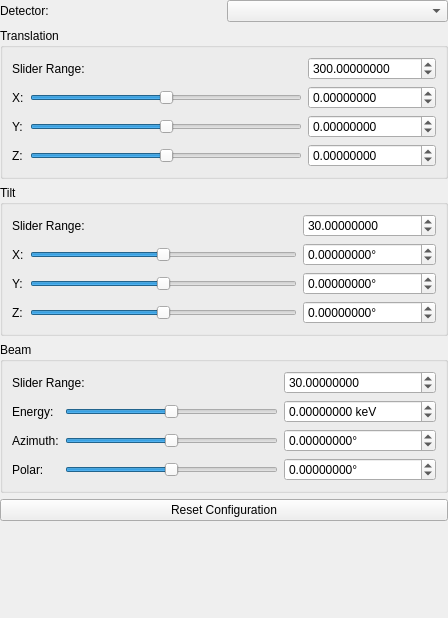
Above: hexrdgui/resources/ui/calibration_slider_widget.ui from HEXRD/hexrdgui before the change. Below: the same form after it.
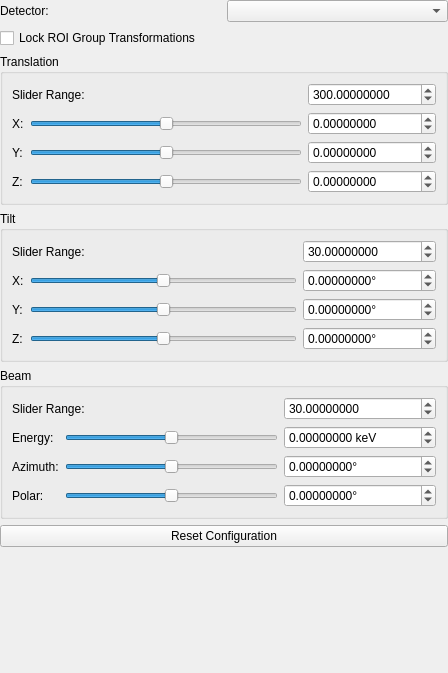
That is the form after the change. Custom widgets are drawn as their Qt base class.

Commit message:
Add option to lock ROI group detector transforms
If an ROI instrument config is loaded, a new checkbox appears in the
instrument slider view with the label "Lock ROI Group Transformations".

If checked, then when a detector is transformed (via translation or tilt),
all other detectors in the same group are transformed similarly.

For translation, all other detectors in the same group are translated by
the same amount, and in the same direction.

For tilt, all detectors in the group are rotated about the mean of their
centers by the tilt amount (which means their translation is affected too).

Patch:
```diff
--- a/hexrdgui/resources/ui/calibration_slider_widget.ui
+++ b/hexrdgui/resources/ui/calibration_slider_widget.ui
@@ -7,7 +7,7 @@
     <x>0</x>
     <y>0</y>
     <width>448</width>
-    <height>618</height>
+    <height>673</height>
    </rect>
   </property>
   <layout class="QGridLayout" name="gridLayout">
@@ -24,176 +24,6 @@
     <number>0</number>
    </property>
    <item row="3" column="0" colspan="2">
-    <widget class="QGroupBox" name="tilt_group">
-     <property name="title">
-      <string>Tilt</string>
-     </property>
-     <layout class="QGridLayout" name="gridLayout_3">
-      <item row="2" column="0">
-       <widget class="QLabel" name="label_tilt_0">
-        <property name="text">
-         <string>Y:</string>
-        </property>
-       </widget>
-      </item>
-      <item row="1" column="2">
-       <widget class="ScientificDoubleSpinBox" name="sb_tilt_0">
-        <property name="keyboardTracking">
-         <bool>false</bool>
-        </property>
-        <property name="suffix">
-         <string>°</string>
-        </property>
-        <property name="decimals">
-         <number>8</number>
-        </property>
-        <property name="minimum">
-         <double>-1000000.000000000000000</double>
-        </property>
-        <property name="maximum">
-         <double>1000000.000000000000000</double>
-        </property>
-        <property name="singleStep">
-         <double>0.100000000000000</double>
-        </property>
-       </widget>
-      </item>
-      <item row="3" column="0">
-       <widget class="QLabel" name="label_tilt_1">
-        <property name="text">
-         <string>Z:</string>
-        </property>
-       </widget>
-      </item>
-      <item row="2" column="1">
-       <widget class="QSlider" name="slider_tilt_1">
-        <property name="minimum">
-         <number>-100000</number>
-        </property>
-        <property name="maximum">
-         <number>100000</number>
-        </property>
-        <property name="orientation">
-         <enum>Qt::Horizontal</enum>
-        </property>
-       </widget>
-      </item>
-      <item row="3" column="2">
-       <widget class="ScientificDoubleSpinBox" name="sb_tilt_2">
-        <property name="keyboardTracking">
-         <bool>false</bool>
-        </property>
-        <property name="suffix">
-         <string>°</string>
-        </property>
-        <property name="decimals">
-         <number>8</number>
-        </property>
-        <property name="minimum">
-         <double>-1000000.000000000000000</double>
-        </property>
-        <property name="maximum">
-         <double>1000000.000000000000000</double>
-        </property>
-        <property name="singleStep">
-         <double>0.100000000000000</double>
-        </property>
-       </widget>
-      </item>
-      <item row="1" column="1">
-       <widget class="QSlider" name="slider_tilt_0">
-        <property name="minimum">
-         <number>-100000</number>
-        </property>
-        <property name="maximum">
-         <number>100000</number>
-        </property>
-        <property name="orientation">
-         <enum>Qt::Horizontal</enum>
-        </property>
-       </widget>
-      </item>
-      <item row="2" column="2">
-       <widget class="ScientificDoubleSpinBox" name="sb_tilt_1">
-        <property name="keyboardTracking">
-         <bool>false</bool>
-        </property>
-        <property name="suffix">
-         <string>°</string>
-        </property>
-        <property name="decimals">
-         <number>8</number>
-        </property>
-        <property name="minimum">
-         <double>-1000000.000000000000000</double>
-        </property>
-        <property name="maximum">
-         <double>1000000.000000000000000</double>
-        </property>
-        <property name="singleStep">
-         <double>0.100000000000000</double>
-        </property>
-       </widget>
-      </item>
-      <item row="1" column="0">
-       <widget class="QLabel" name="label_tilt_2">
-        <property name="text">
-         <string>X:</string>
-        </property>
-       </widget>
-      </item>
-      <item row="3" column="1">
-       <widget class="QSlider" name="slider_tilt_2">
-        <property name="minimum">
-         <number>-100000</number>
-        </property>
-        <property name="maximum">
-         <number>100000</number>
-        </property>
-        <property name="orientation">
-         <enum>Qt::Horizontal</enum>
-        </property>
-       </widget>
-      </item>
-      <item row="0" column="2">
-       <widget class="ScientificDoubleSpinBox" name="sb_tilt_range">
-        <property name="toolTip">
-         <string>&lt;html&gt;&lt;head/&gt;&lt;body&gt;&lt;p&gt;Modify the sensitivity of the sliders by setting the ranges that the sliders cover.&lt;/p&gt;&lt;p&gt;When the ranges are modified, the current slider values will be centered, and the min and max will be set to &amp;quot;current_value - range / 2&amp;quot; and &amp;quot;current_value + range / 2&amp;quot;, respectively.&lt;/p&gt;&lt;/body&gt;&lt;/html&gt;</string>
-        </property>
-        <property name="keyboardTracking">
-         <bool>false</bool>
-        </property>
-        <property name="decimals">
-         <number>8</number>
-        </property>
-        <property name="minimum">
-         <double>-1000000.000000000000000</double>
-        </property>
-        <property name="maximum">
-         <double>1000000.000000000000000</double>
-        </property>
-        <property name="singleStep">
-         <double>0.100000000000000</double>
-        </property>
-        <property name="value">
-         <double>30.000000000000000</double>
-        </property>
-       </widget>
-      </item>
-      <item row="0" column="0" colspan="2">
-       <widget class="QLabel" name="label_tilt_range">
-        <property name="toolTip">
-         <string>&lt;html&gt;&lt;head/&gt;&lt;body&gt;&lt;p&gt;Modify the sensitivity of the sliders by setting the ranges that the sliders cover.&lt;/p&gt;&lt;p&gt;When the ranges are modified, the current slider values will be centered, and the min and max will be set to &amp;quot;current_value - range / 2&amp;quot; and &amp;quot;current_value + range / 2&amp;quot;, respectively.&lt;/p&gt;&lt;/body&gt;&lt;/html&gt;</string>
-        </property>
-        <property name="text">
-         <string>Slider Range:</string>
-        </property>
-       </widget>
-      </item>
-     </layout>
-    </widget>
-   </item>
-   <item row="2" column="0" colspan="2">
     <widget class="QGroupBox" name="translation_group">
      <property name="title">
       <string>Translation</string>
@@ -354,30 +184,7 @@
      </layout>
     </widget>
    </item>
-   <item row="1" column="0">
-    <widget class="QLabel" name="label">
-     <property name="text">
-      <string>Detector:</string>
-     </property>
-    </widget>
-   </item>
-   <item row="1" column="1">
-    <widget class="QComboBox" name="detector"/>
-   </item>
-   <item row="6" column="0" colspan="2">
-    <spacer name="verticalSpacer">
-     <property name="orientation">
-      <enum>Qt::Vertical</enum>
-     </property>
-     <property name="sizeHint" stdset="0">
-      <size>
-       <width>20</width>
-       <height>40</height>
-      </size>
-     </property>
-    </spacer>
-   </item>
-   <item row="4" column="0" colspan="2">
+   <item row="5" column="0" colspan="2">
     <widget class="QGroupBox" name="beam_group">
      <property name="title">
       <string>Beam</string>
@@ -547,7 +354,184 @@
      </layout>
     </widget>
    </item>
-   <item row="5" column="0" colspan="2">
+   <item row="4" column="0" colspan="2">
+    <widget class="QGroupBox" name="tilt_group">
+     <property name="title">
+      <string>Tilt</string>
+     </property>
+     <layout class="QGridLayout" name="gridLayout_3">
+      <item row="2" column="0">
+       <widget class="QLabel" name="label_tilt_0">
+        <property name="text">
+         <string>Y:</string>
+        </property>
+       </widget>
+      </item>
+      <item row="1" column="2">
+       <widget class="ScientificDoubleSpinBox" name="sb_tilt_0">
+        <property name="keyboardTracking">
+         <bool>false</bool>
+        </property>
+        <property name="suffix">
+         <string>°</string>
+        </property>
+        <property name="decimals">
+         <number>8</number>
+        </property>
+        <property name="minimum">
+         <double>-1000000.000000000000000</double>
+        </property>
+        <property name="maximum">
+         <double>1000000.000000000000000</double>
+        </property>
+        <property name="singleStep">
+         <double>0.100000000000000</double>
+        </property>
+       </widget>
+      </item>
+      <item row="3" column="0">
+       <widget class="QLabel" name="label_tilt_1">
+        <property name="text">
+         <string>Z:</string>
+        </property>
+       </widget>
+      </item>
+      <item row="2" column="1">
+       <widget class="QSlider" name="slider_tilt_1">
+        <property name="minimum">
+         <number>-100000</number>
+        </property>
+        <property name="maximum">
+         <number>100000</number>
+        </property>
+        <property name="orientation">
+         <enum>Qt::Horizontal</enum>
+        </property>
+       </widget>
+      </item>
+      <item row="3" column="2">
+       <widget class="ScientificDoubleSpinBox" name="sb_tilt_2">
+        <property name="keyboardTracking">
+         <bool>false</bool>
+        </property>
+        <property name="suffix">
+         <string>°</string>
+        </property>
+        <property name="decimals">
+         <number>8</number>
+        </property>
+        <property name="minimum">
+         <double>-1000000.000000000000000</double>
+        </property>
+        <property name="maximum">
+         <double>1000000.000000000000000</double>
+        </property>
+        <property name="singleStep">
+         <double>0.100000000000000</double>
+        </property>
+       </widget>
+      </item>
+      <item row="1" column="1">
+       <widget class="QSlider" name="slider_tilt_0">
+        <property name="minimum">
+         <number>-100000</number>
+        </property>
+        <property name="maximum">
+         <number>100000</number>
+        </property>
+        <property name="orientation">
+         <enum>Qt::Horizontal</enum>
+        </property>
+       </widget>
+      </item>
+      <item row="2" column="2">
+       <widget class="ScientificDoubleSpinBox" name="sb_tilt_1">
+        <property name="keyboardTracking">
+         <bool>false</bool>
+        </property>
+        <property name="suffix">
+         <string>°</string>
+        </property>
+        <property name="decimals">
+         <number>8</number>
+        </property>
+        <property name="minimum">
+         <double>-1000000.000000000000000</double>
+        </property>
+        <property name="maximum">
+         <double>1000000.000000000000000</double>
+        </property>
+        <property name="singleStep">
+         <double>0.100000000000000</double>
+        </property>
+       </widget>
+      </item>
+      <item row="1" column="0">
+       <widget class="QLabel" name="label_tilt_2">
+        <property name="text">
+         <string>X:</string>
+        </property>
+       </widget>
+      </item>
+      <item row="3" column="1">
+       <widget class="QSlider" name="slider_tilt_2">
+        <property name="minimum">
+         <number>-100000</number>
+        </property>
+        <property name="maximum">
+         <number>100000</number>
+        </property>
+        <property name="orientation">
+         <enum>Qt::Horizontal</enum>
+        </property>
+       </widget>
+      </item>
+      <item row="0" column="2">
+       <widget class="ScientificDoubleSpinBox" name="sb_tilt_range">
+        <property name="toolTip">
+         <string>&lt;html&gt;&lt;head/&gt;&lt;body&gt;&lt;p&gt;Modify the sensitivity of the sliders by setting the ranges that the sliders cover.&lt;/p&gt;&lt;p&gt;When the ranges are modified, the current slider values will be centered, and the min and max will be set to &amp;quot;current_value - range / 2&amp;quot; and &amp;quot;current_value + range / 2&amp;quot;, respectively.&lt;/p&gt;&lt;/body&gt;&lt;/html&gt;</string>
+        </property>
+        <property name="keyboardTracking">
+         <bool>false</bool>
+        </property>
+        <property name="decimals">
+         <number>8</number>
+        </property>
+        <property name="minimum">
+         <double>-1000000.000000000000000</double>
+        </property>
+        <property name="maximum">
+         <double>1000000.000000000000000</double>
+        </property>
+        <property name="singleStep">
+         <double>0.100000000000000</double>
+        </property>
+        <property name="value">
+         <double>30.000000000000000</double>
+        </property>
+       </widget>
+      </item>
+      <item row="0" column="0" colspan="2">
+       <widget class="QLabel" name="label_tilt_range">
+        <property name="toolTip">
+         <string>&lt;html&gt;&lt;head/&gt;&lt;body&gt;&lt;p&gt;Modify the sensitivity of the sliders by setting the ranges that the sliders cover.&lt;/p&gt;&lt;p&gt;When the ranges are modified, the current slider values will be centered, and the min and max will be set to &amp;quot;current_value - range / 2&amp;quot; and &amp;quot;current_value + range / 2&amp;quot;, respectively.&lt;/p&gt;&lt;/body&gt;&lt;/html&gt;</string>
+        </property>
+        <property name="text">
+         <string>Slider Range:</string>
+        </property>
+       </widget>
+      </item>
+     </layout>
+    </widget>
+   </item>
+   <item row="1" column="0">
+    <widget class="QLabel" name="label">
+     <property name="text">
+      <string>Detector:</string>
+     </property>
+    </widget>
+   </item>
+   <item row="6" column="0" colspan="2">
     <widget class="QPushButton" name="push_reset_config">
      <property name="toolTip">
       <string>&lt;html&gt;&lt;head/&gt;&lt;body&gt;&lt;p&gt;Reset the instrument configuration to the state when the most recent instrument file was loaded, or when the program started.&lt;/p&gt;&lt;/body&gt;&lt;/html&gt;</string>
@@ -557,6 +541,32 @@
      </property>
     </widget>
    </item>
+   <item row="1" column="1">
+    <widget class="QComboBox" name="detector"/>
+   </item>
+   <item row="7" column="0" colspan="2">
+    <spacer name="verticalSpacer">
+     <property name="orientation">
+      <enum>Qt::Vertical</enum>
+     </property>
+     <property name="sizeHint" stdset="0">
+      <size>
+       <width>20</width>
+       <height>40</height>
+      </size>
+     </property>
+    </spacer>
+   </item>
+   <item row="2" column="0" colspan="2">
+    <widget class="QCheckBox" name="roi_lock_group_transforms">
+     <property name="toolTip">
+      <string>If checked, when a detector is transformed (translation or tilt), all other detectors in the same group will be transformed in a similar way. For translation, all detectors will be translated by the same amount, and in the same direction. For tilt, all detectors in the same group will be rotated about the mean of the detector centers.</string>
+     </property>
+     <property name="text">
+      <string>Lock ROI Group Transformations</string>
+     </property>
+    </widget>
+   </item>
   </layout>
  </widget>
  <customwidgets>
```
Left out of the diff: 2 changed lines with no effect on the pictures. The commit also changes 8 other files.
